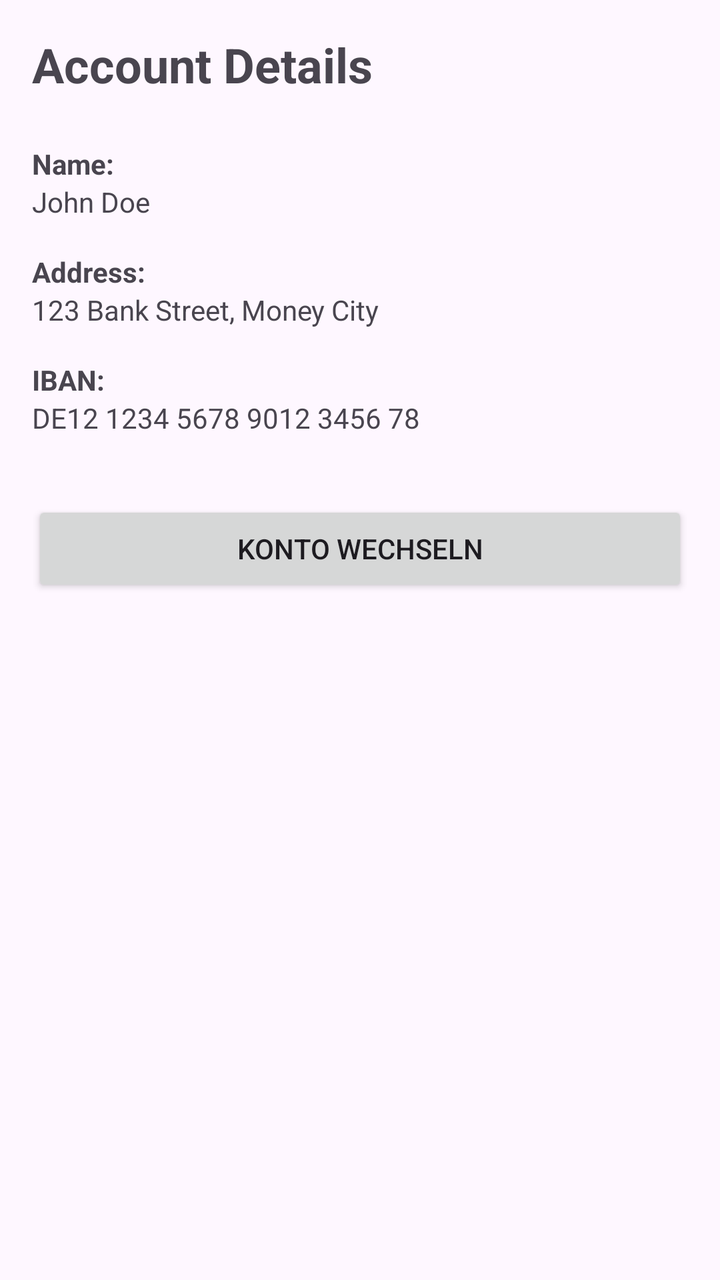
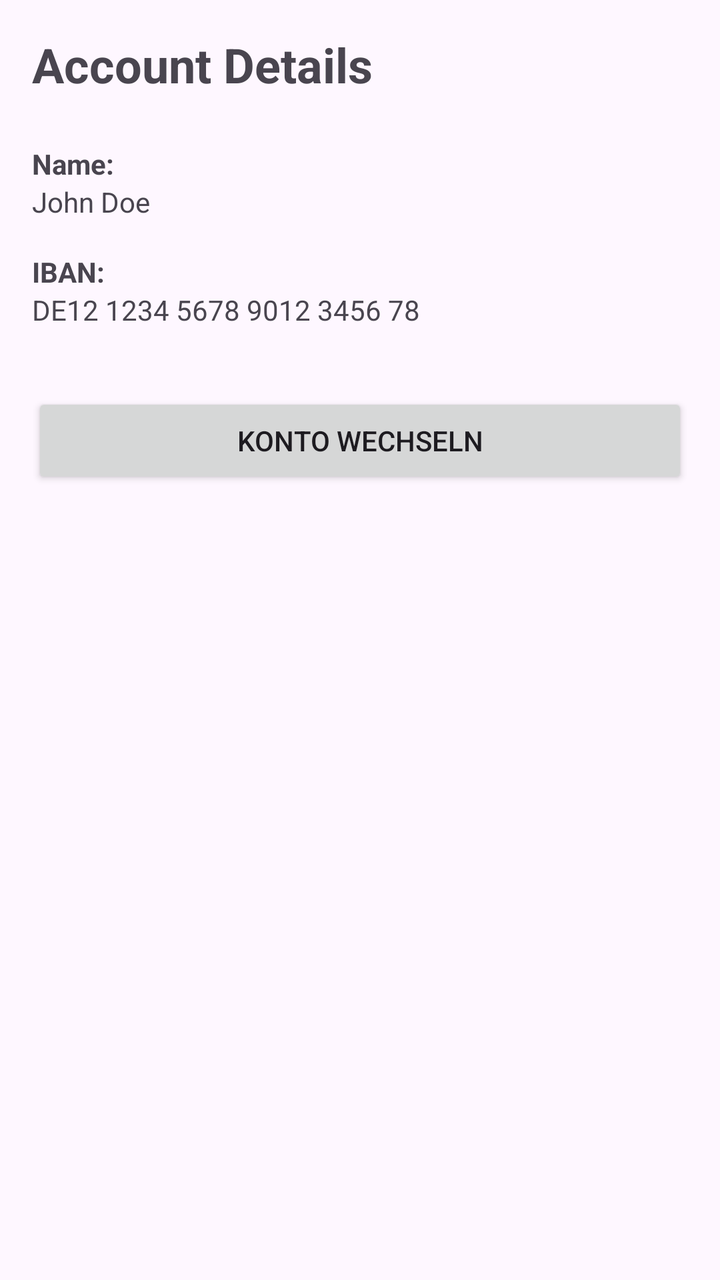

Screens rendered from an Android XML layout before and after an edit, with the pre-edit source and the edit as a unified diff.
<!-- AndroidManifest.xml: application theme Theme.YourBankApp -->
<!-- res/layout/fragment_account.xml -->
<?xml version="1.0" encoding="utf-8"?>
<LinearLayout xmlns:android="http://schemas.android.com/apk/res/android"
    android:layout_width="match_parent"
    android:layout_height="match_parent"
    android:orientation="vertical"
    android:padding="16dp">

    <TextView
        android:layout_width="wrap_content"
        android:layout_height="wrap_content"
        android:text="@string/account_details"
        android:textSize="24sp"
        android:textStyle="bold"
        android:layout_marginBottom="24dp"/>

    <TextView
        android:layout_width="wrap_content"
        android:layout_height="wrap_content"
        android:text="@string/label_name"
        android:textStyle="bold"/>
    <TextView
        android:id="@+id/tv_name"
        android:layout_width="wrap_content"
        android:layout_height="wrap_content"
        android:text="John Doe"
        android:layout_marginBottom="16dp"/>

    <TextView
        android:layout_width="wrap_content"
        android:layout_height="wrap_content"
        android:text="@string/label_address"
        android:textStyle="bold"/>
    <TextView
        android:id="@+id/tv_address"
        android:layout_width="wrap_content"
        android:layout_height="wrap_content"
        android:text="123 Bank Street, Money City"
        android:layout_marginBottom="16dp"/>

    <TextView
        android:layout_width="wrap_content"
        android:layout_height="wrap_content"
        android:text="@string/label_iban"
        android:textStyle="bold"/>
    <TextView
        android:id="@+id/tv_iban"
        android:layout_width="wrap_content"
        android:layout_height="wrap_content"
        android:text="DE12 1234 5678 9012 3456 78"
        android:layout_marginBottom="32dp"/>

    <Button
        android:id="@+id/btn_switch_account"
        android:layout_width="match_parent"
        android:layout_height="wrap_content"
        android:text="@string/btn_switch_account"/>

</LinearLayout>
<!-- resources referenced by this layout -->
<resources>
  <string name="account_details">Account Details</string>
  <string name="btn_switch_account">Konto wechseln</string>
  <string name="label_address">Address:</string>
  <string name="label_iban">IBAN:</string>
  <string name="label_name">Name:</string>
  <style name="Theme.YourBankApp" parent="Theme.Material3.DayNight.NoActionBar">
          
          <item name="colorPrimary">@color/bg_dark</item>
          <item name="colorOnPrimary">@color/white</item>
          
          <item name="colorSecondary">@color/card_light</item>
          <item name="colorOnSecondary">@color/text_main</item>
          
          <item name="android:statusBarColor">@color/white</item>
          <item name="android:windowLightStatusBar">true</item>
      </style>
  <color name="bg_dark">#0F1115</color>
  <color name="white">#FFFFFF</color>
  <color name="card_light">#F4F7FC</color>
  <color name="text_main">#111111</color>
</resources>

<!-- the commit's change to res/layout/fragment_account.xml (unified diff, before → after) -->
@@ -28,18 +28,6 @@
     <TextView
         android:layout_width="wrap_content"
         android:layout_height="wrap_content"
-        android:text="@string/label_address"
-        android:textStyle="bold"/>
-    <TextView
-        android:id="@+id/tv_address"
-        android:layout_width="wrap_content"
-        android:layout_height="wrap_content"
-        android:text="123 Bank Street, Money City"
-        android:layout_marginBottom="16dp"/>
-
-    <TextView
-        android:layout_width="wrap_content"
-        android:layout_height="wrap_content"
         android:text="@string/label_iban"
         android:textStyle="bold"/>
     <TextView
<!-- resource entries referenced after the edit -->
@@ -2,7 +2,6 @@
 <resources>
   <string name="account_details">Account Details</string>
   <string name="btn_switch_account">Konto wechseln</string>
-  <string name="label_address">Address:</string>
   <string name="label_iban">IBAN:</string>
   <string name="label_name">Name:</string>
   <style name="Theme.YourBankApp" parent="Theme.Material3.DayNight.NoActionBar">
